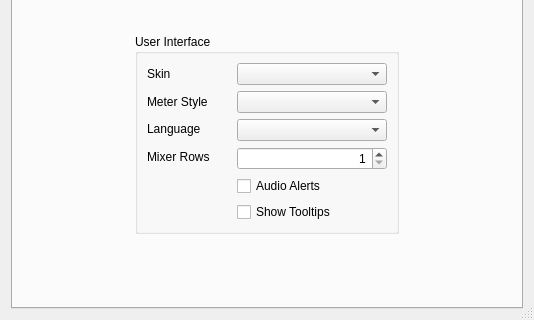
The window that src/clientsettingsdlgbase.ui (jamulussoftware/jamulus) describes before a commit, drawn with Qt 5; both pictures show x 0 to 534 and y 271 to 591 of the 534 by 591 pixel window.
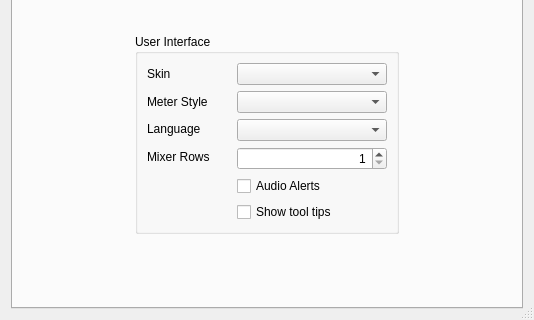
The same window after the commit. The open tabs and pages were chosen to show the change. Icons and pictures are not drawn. Custom widgets are drawn as their Qt base class.

Commit message: Add tooltip event filters controlled by setting

What changed in the file:
```diff
--- a/src/clientsettingsdlgbase.ui
+++ b/src/clientsettingsdlgbase.ui
@@ -332,7 +332,7 @@
                   <item>
                    <widget class="QCheckBox" name="chbShowToolTips">
                     <property name="text">
-                     <string>Show Tooltips</string>
+                     <string>Show tool tips</string>
                     </property>
                    </widget>
                   </item>
```
The commit also changes 4 other files.
